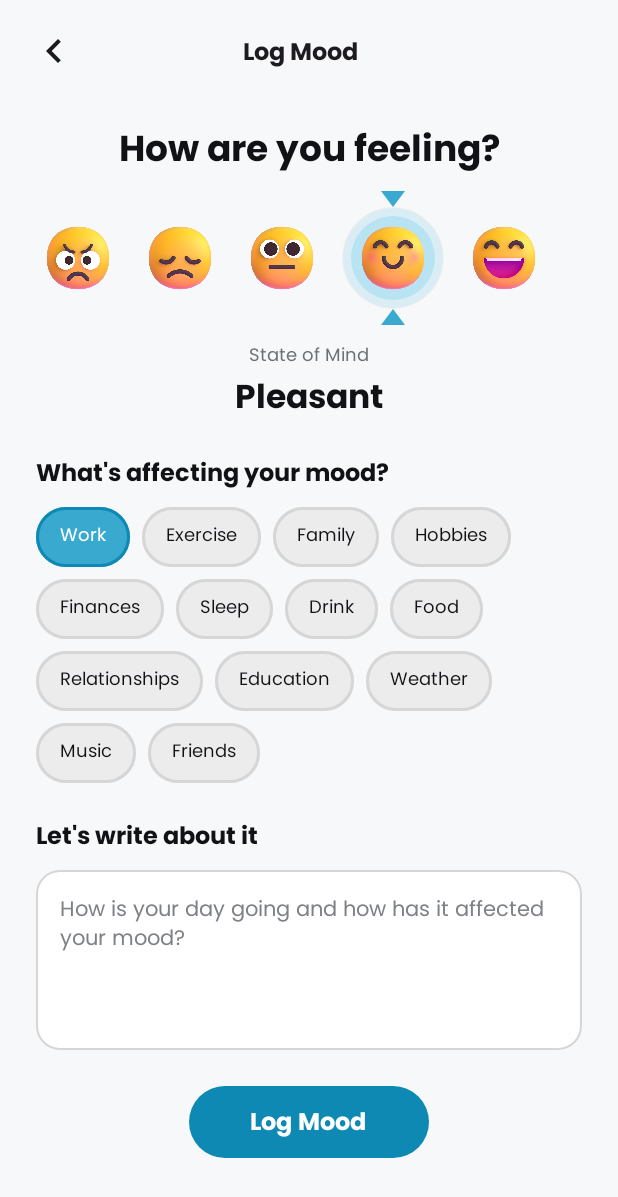
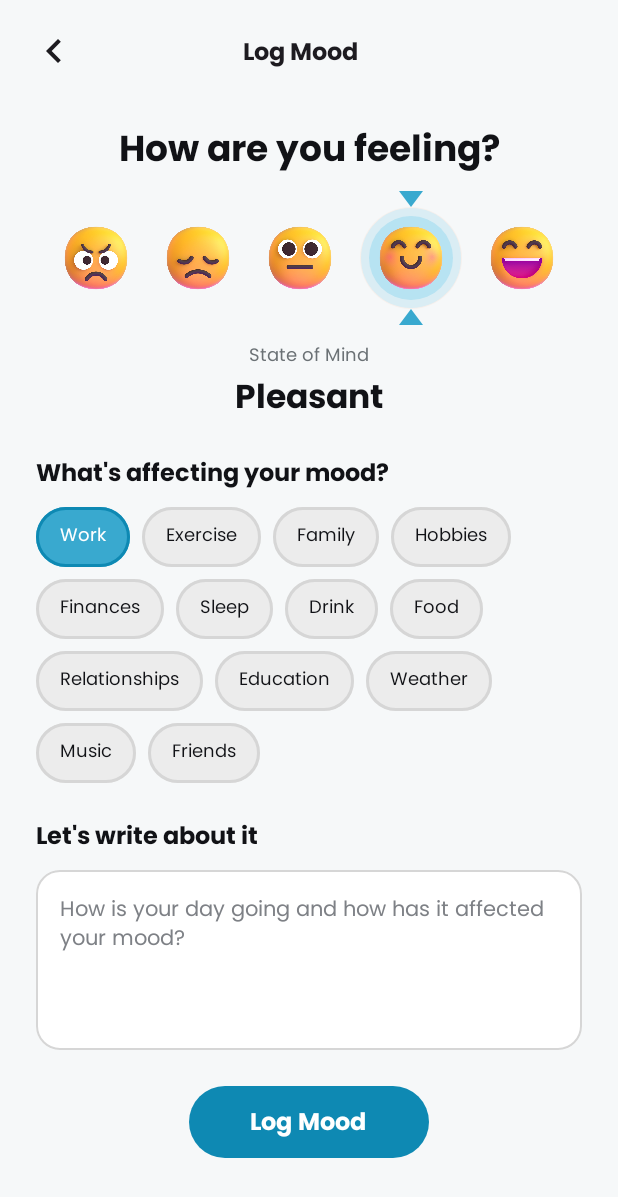
Before and after one commit to yondikavl/AD-Test-GERAK, an Android app built with Jetpack Compose: the screen it shows after launch (MainActivity), on a phone screen of 412 x 824 dp. Shown: the top 1197 px of the screen. Run offline under Robolectric (Android 15) with nearby library versions, the phone set to English and light mode, and no system bars.

Commit message:
PUT: refactor ui

```diff
--- a/Question-8-Memperbaiki-UI-Part-2/app/src/main/java/com/yondikavl/question8/ui/LogMoodScreen.kt
+++ b/Question-8-Memperbaiki-UI-Part-2/app/src/main/java/com/yondikavl/question8/ui/LogMoodScreen.kt
@@ -266,15 +266,14 @@ private fun MoodSelector(
     selectedIndex: Int,
     onSelected: (Int) -> Unit
 ) {
-    LazyRow(
-        horizontalArrangement = Arrangement.spacedBy(12.dp),
+    Row(
+        horizontalArrangement = Arrangement.SpaceEvenly,
         verticalAlignment = Alignment.CenterVertically,
         modifier = Modifier
             .fillMaxWidth()
             .height(100.dp)
     ) {
-        items(moods.size) { index ->
-            val mood = moods[index]
+        moods.forEachIndexed { index, mood ->
             val selected = index == selectedIndex
 
             Box(
```
